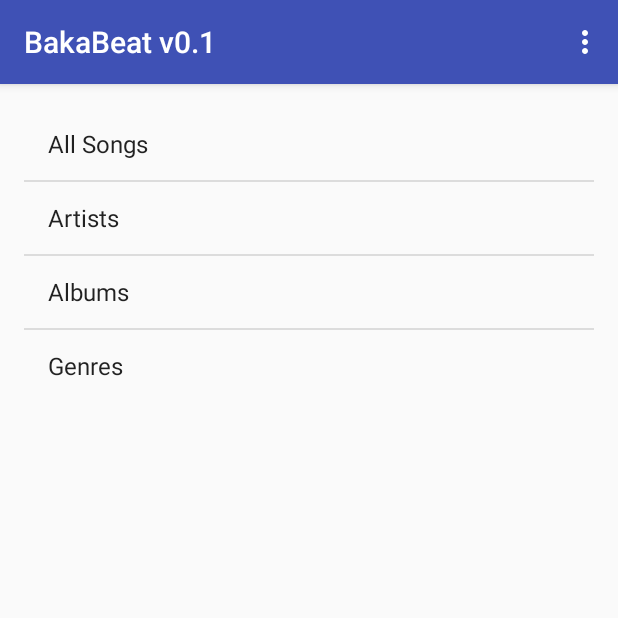
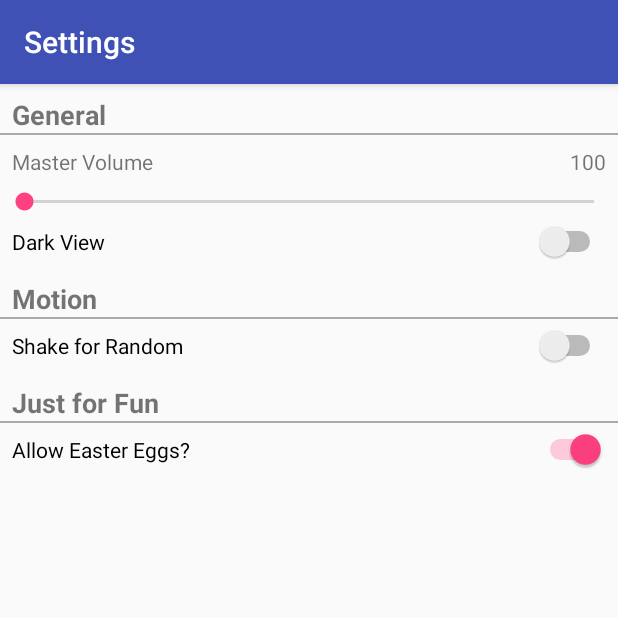
Before and after one commit to KappaRepublic/BakaBeat, an Android app: the screen it shows after launch (CategoriesScene before the commit, OptionsScene after it), in the options menu, after a tap on "Settings", on a phone screen of 412 x 824 dp, the top half of it. Run offline under Robolectric (Android 15) with nearby library versions, the phone set to English and light mode, and no system bars.

Commit message:
Major Update
Changes:
Fixed strange media player accessibility issues.
Added play/pause button
Updated seek bar to actually work for realsies. (Still broken)
Added settings and about
Added custom adapter for lists
Probably a bunch of other stuff I've forgotten to mention.

To Fix:
Media Player plays more than one track when it should stop the original.
Problem began after previously mentioned problem was fixed.
Crashes when loading certain files. Probably related to metadata loading
in some way, to be looked into.
Using seek bar doesn't always work as intended, to be looked into.

```diff
--- a/app/src/main/java/com/example/sposkittmarshall/bakabeatv01/AboutScene.java
+++ b/app/src/main/java/com/example/sposkittmarshall/bakabeatv01/AboutScene.java
@@ -1,9 +1,15 @@
 package com.example.sposkittmarshall.bakabeatv01;
 
+import android.os.Bundle;
 import android.support.v7.app.AppCompatActivity;
 
 /**
  * Created by sposk_000 on 2015/11/23.
  */
 public class AboutScene  extends AppCompatActivity {
+    @Override
+    protected void onCreate(Bundle savedInstanceState) {
+        super.onCreate(savedInstanceState);
+        setContentView(R.layout.about_screen);
+    }
 }
--- a/app/src/main/java/com/example/sposkittmarshall/bakabeatv01/CategoriesScene.java
+++ b/app/src/main/java/com/example/sposkittmarshall/bakabeatv01/CategoriesScene.java
@@ -86,6 +86,8 @@ public class CategoriesScene extends AppCompatActivity {
         //noinspection SimplifiableIfStatement
         if (id == R.id.action_settings)
         {
+            Intent intent = new Intent(CategoriesScene.this, OptionsScene.class);
+            startActivity(intent);
             Toast.makeText(getApplicationContext(), "Settings Chosen", Toast.LENGTH_SHORT).show();
             return true;
         }
@@ -109,6 +111,8 @@ public class CategoriesScene extends AppCompatActivity {
 
         if (id == R.id.about)
         {
+            Intent intent = new Intent(CategoriesScene.this, AboutScene.class);
+            startActivity(intent);
             Toast.makeText(getApplicationContext(), "About chosen", Toast.LENGTH_SHORT).show();
         }
 
--- /dev/null
+++ b/app/src/main/java/com/example/sposkittmarshall/bakabeatv01/OptionsScene.java
@@ -0,0 +1,18 @@
+package com.example.sposkittmarshall.bakabeatv01;
+
+import android.os.Bundle;
+import android.support.v7.app.AppCompatActivity;
+import android.support.v7.widget.Toolbar;
+
+/**
+ * Created by sposk_000 on 2015/11/27.
+ */
+public class OptionsScene  extends AppCompatActivity {
+    @Override
+    protected void onCreate(Bundle savedInstanceState) {
+        super.onCreate(savedInstanceState);
+        setContentView(R.layout.options_screen);
+        Toolbar toolbar = (Toolbar) findViewById(R.id.toolbar);
+        setSupportActionBar(toolbar);
+    }
+}
--- a/app/src/main/java/com/example/sposkittmarshall/bakabeatv01/SquareImageView.java
+++ b/app/src/main/java/com/example/sposkittmarshall/bakabeatv01/SquareImageView.java
@@ -28,9 +28,9 @@ public class SquareImageView extends ImageView
     }
 
     @Override
-    protected void onMeasure(int widthMeasureSpec, int heighMeasureSpec)
+    protected void onMeasure(int widthMeasureSpec, int heightMeasureSpec)
     {
-        super.onMeasure(widthMeasureSpec, heighMeasureSpec);
+        super.onMeasure(widthMeasureSpec, heightMeasureSpec);
 
         int width = getMeasuredWidth();
         setMeasuredDimension(width, width);
--- a/app/src/main/res/layout/activity_list.xml
+++ b/app/src/main/res/layout/activity_list.xml
@@ -2,10 +2,10 @@
 <RelativeLayout xmlns:android="http://schemas.android.com/apk/res/android"
     xmlns:tools="http://schemas.android.com/tools"
     xmlns:app="http://schemas.android.com/apk/res-auto" android:layout_width="match_parent"
-    android:layout_height="match_parent" android:paddingLeft="@dimen/activity_horizontal_margin"
-    android:paddingRight="@dimen/activity_horizontal_margin"
-    android:paddingTop="@dimen/activity_vertical_margin"
-    android:paddingBottom="@dimen/activity_vertical_margin"
+    android:layout_height="match_parent" android:paddingLeft="0dp"
+    android:paddingRight="0dp"
+    android:paddingTop="0dp"
+    android:paddingBottom="0dp"
     app:layout_behavior="@string/appbar_scrolling_view_behavior"
     tools:showIn="@layout/activity_main" tools:context=".MainActivity">
 
--- a/app/src/main/res/layout/activity_main.xml
+++ b/app/src/main/res/layout/activity_main.xml
@@ -15,6 +15,7 @@
 
     </android.support.design.widget.AppBarLayout>
 
+
     <include layout="@layout/activity_list" />
 
 </android.support.design.widget.CoordinatorLayout>
--- /dev/null
+++ b/app/src/main/res/layout/options_screen.xml
@@ -0,0 +1,122 @@
+<?xml version="1.0" encoding="utf-8"?>
+<LinearLayout xmlns:android="http://schemas.android.com/apk/res/android"
+    xmlns:app="http://schemas.android.com/apk/res-auto"
+    android:orientation="vertical"
+    android:layout_width="match_parent"
+    android:layout_height="match_parent">
+
+    <android.support.design.widget.AppBarLayout android:layout_height="wrap_content"
+        android:layout_width="match_parent" android:theme="@style/AppTheme.AppBarOverlay">
+
+        <android.support.v7.widget.Toolbar android:id="@+id/toolbar"
+            android:layout_width="match_parent" android:layout_height="?attr/actionBarSize"
+            android:background="?attr/colorPrimary" app:popupTheme="@style/AppTheme.PopupOverlay"
+            xmlns:tools="http://schemas.android.com/tools"
+            tools:showIn="@layout/song_player" tools:context=".MainActivity"/>
+
+    </android.support.design.widget.AppBarLayout>
+
+    <TextView
+        android:layout_width="wrap_content"
+        android:layout_height="wrap_content"
+        android:text="General"
+        android:id="@+id/generalText"
+        android:textStyle="bold"
+        android:textSize="18dp"
+        android:paddingLeft="8dp"
+        android:paddingTop="8dp" />
+
+    <View
+        android:layout_width="match_parent"
+        android:layout_height="1dp"
+        android:background="@android:color/darker_gray"/>
+
+    <LinearLayout
+        android:orientation="horizontal"
+        android:layout_width="match_parent"
+        android:layout_height="wrap_content">
+
+        <TextView
+            android:layout_width="wrap_content"
+            android:layout_height="wrap_content"
+            android:text="Master Volume"
+            android:id="@+id/masterVolumeText"
+            android:paddingTop="8dp"
+            android:paddingBottom="8dp"
+            android:paddingRight="8dp"
+            android:paddingLeft="8dp"
+            android:padding="8dp"
+            android:layout_weight="1" />
+
+        <TextView
+            android:layout_width="wrap_content"
+            android:layout_height="wrap_content"
+            android:text="100"
+            android:id="@+id/textView"
+            android:padding="8dp"
+            android:layout_gravity="right"
+            android:layout_weight="1"
+            android:textAlignment="gravity"
+            android:gravity="right" />
+    </LinearLayout>
+
+    <SeekBar
+        android:layout_width="match_parent"
+        android:layout_height="wrap_content"
+        android:id="@+id/masterVolumeBar" />
+
+    <Switch
+        android:layout_width="match_parent"
+        android:layout_height="wrap_content"
+        android:text="Dark View"
+        android:id="@+id/darkViewToggle"
+        android:padding="8dp"
+        android:checked="false" />
+
+    <TextView
+        android:layout_width="wrap_content"
+        android:layout_height="wrap_content"
+        android:text="Motion"
+        android:id="@+id/motionText"
+        android:textStyle="bold"
+        android:textSize="18dp"
+        android:paddingLeft="8dp"
+        android:paddingTop="8dp"
+        android:layout_gravity="bottom" />
+
+    <View
+        android:layout_width="match_parent"
+        android:layout_height="1dp"
+        android:background="@android:color/darker_gray"/>
+
+    <Switch
+        android:layout_width="match_parent"
+        android:layout_height="wrap_content"
+        android:text="Shake for Random"
+        android:id="@+id/shakeToggle"
+        android:padding="8dp" />
+
+    <TextView
+        android:layout_width="wrap_content"
+        android:layout_height="wrap_content"
+        android:text="Just for Fun"
+        android:id="@+id/otherText"
+        android:textStyle="bold"
+        android:textSize="18dp"
+        android:paddingLeft="8dp"
+        android:paddingTop="8dp" />
+
+    <View
+        android:layout_width="match_parent"
+        android:layout_height="1dp"
+        android:background="@android:color/darker_gray"/>
+
+    <Switch
+        android:layout_width="fill_parent"
+        android:layout_height="wrap_content"
+        android:text="Allow Easter Eggs?"
+        android:id="@+id/funSwitch"
+        android:padding="8dp"
+        android:checked="true" />
+
+</LinearLayout>
```
Also changed, not shown: app/src/main/AndroidManifest.xml (+22 -0 lines), app/src/main/java/com/example/sposkittmarshall/bakabeatv01/CurrentSongScene.java (+53 -27 lines), app/src/main/java/com/example/sposkittmarshall/bakabeatv01/Helpers.java (added, +27 -0 lines), app/src/main/java/com/example/sposkittmarshall/bakabeatv01/Song.java (+9 -6 lines), app/src/main/java/com/example/sposkittmarshall/bakabeatv01/SongArrayAdapter.java (added, +87 -0 lines), app/src/main/java/com/example/sposkittmarshall/bakabeatv01/SongManager.java (+20 -19 lines), app/src/main/java/com/example/sposkittmarshall/bakabeatv01/SongScene.java (+16 -11 lines), app/src/main/res/layout/about_screen.xml (added, +51 -0 lines), app/src/main/res/layout/audio_list_view.xml (added, +64 -0 lines), app/src/main/res/layout/song_player.xml (+40 -6 lines), app/src/main/res/drawable/playicon.png (added).
